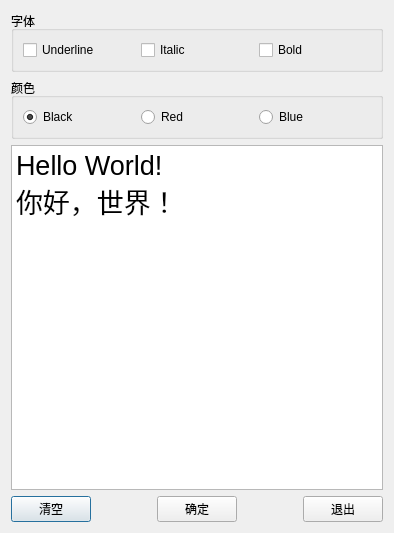
This is chapter2/samp2_2/dialog.ui in Free-Aaron-Li/learning_qt6 as Qt 5 draws it before an edit. The edited form follows.
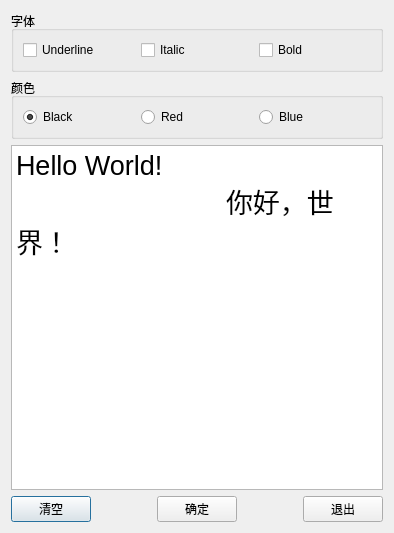
This is the edited form. Icons and pictures are not drawn.

The edit to the form file:
```diff
--- a/chapter2/samp2_2/dialog.ui
+++ b/chapter2/samp2_2/dialog.ui
@@ -94,7 +94,8 @@
      </property>
      <property name="plainText">
       <string>Hello World!
-你好，世界！</string>
+                            你好，世界！
+                        </string>
      </property>
     </widget>
    </item>
```
Left out of the diff: 20 changed lines with no effect on the pictures. Lines whose indentation alone changed are shown as unchanged.
